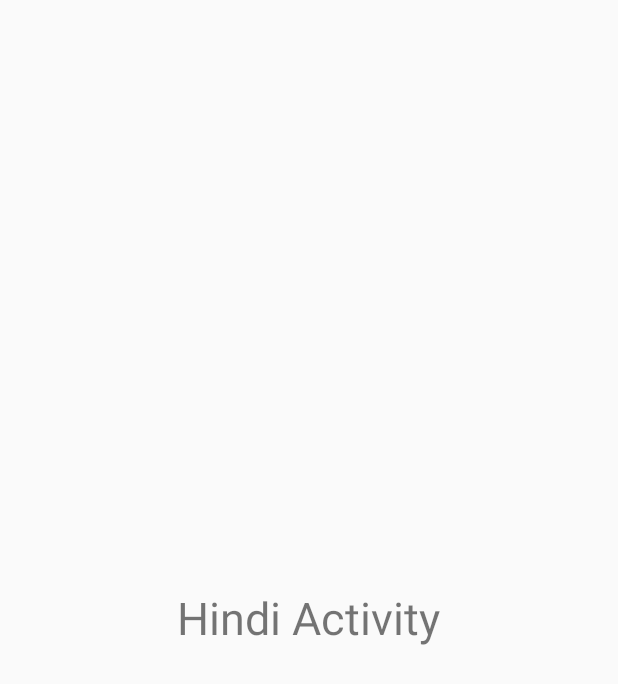
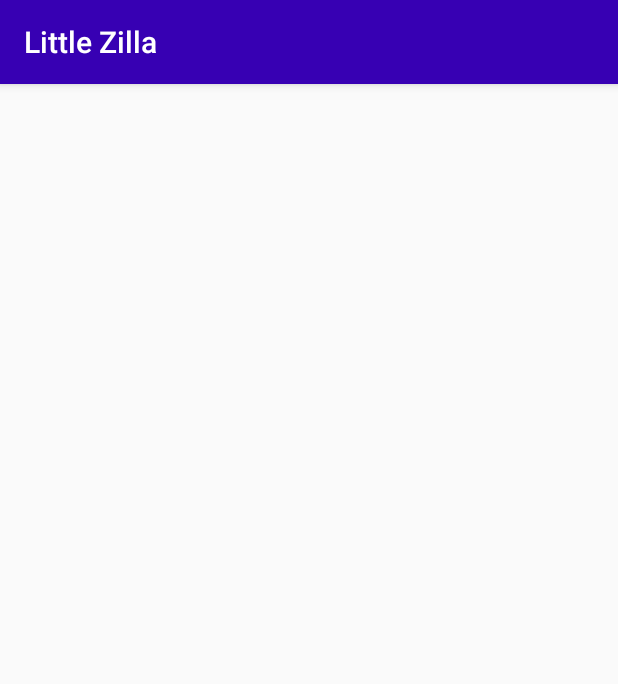
Before and after one commit to Aplut0006/LittleZilla, an Android app: the HindiActivity screen opened directly, with no data from a screen before it, on a phone screen of 412 x 824 dp. Shown: the top 684 px of the screen. Run offline under Robolectric (Android 15) with nearby library versions, the phone set to English and light mode, and no system bars; our stand-ins replace Firebase (no records; nobody signed in at launch, a user with empty details on screens opened directly), Picasso; Roboto replaces fonts that are not available here.

Commit message:
Hindi Text Completed.

```diff
--- a/app/src/main/java/app/littlezilla/littlezilla/Activities/HindiActivity.java
+++ b/app/src/main/java/app/littlezilla/littlezilla/Activities/HindiActivity.java
@@ -1,16 +1,88 @@
 package app.littlezilla.littlezilla.Activities;
 
+import androidx.annotation.NonNull;
 import androidx.appcompat.app.AppCompatActivity;
+import androidx.appcompat.widget.Toolbar;
+import androidx.viewpager.widget.ViewPager;
 
 import android.os.Bundle;
+import android.widget.Toast;
 
+import com.google.firebase.database.DataSnapshot;
+import com.google.firebase.database.DatabaseError;
+import com.google.firebase.database.DatabaseReference;
+import com.google.firebase.database.FirebaseDatabase;
+import com.google.firebase.database.ValueEventListener;
+
+import java.util.ArrayList;
+import java.util.List;
+
+import app.littlezilla.littlezilla.Adapters.EnglishAdapter;
+import app.littlezilla.littlezilla.Adapters.HindiAdapter;
+import app.littlezilla.littlezilla.Listener.FirebaseLoadDone;
+import app.littlezilla.littlezilla.Listener.HindiFirebaseLoadDone;
+import app.littlezilla.littlezilla.Models.EnglishModel;
+import app.littlezilla.littlezilla.Models.HindiModel;
 import app.littlezilla.littlezilla.R;
+import app.littlezilla.littlezilla.Transformer.DepthPageTransformer;
 
-public class HindiActivity extends AppCompatActivity {
+public class HindiActivity extends AppCompatActivity implements HindiFirebaseLoadDone {
+
+    private ViewPager viewPager;
+    private HindiAdapter adapter;
+    private DatabaseReference databaseReference;
+    private HindiFirebaseLoadDone firebaseLoadDone;
+    private Toolbar toolbar;
 
     @Override
     protected void onCreate(Bundle savedInstanceState) {
         super.onCreate(savedInstanceState);
         setContentView(R.layout.activity_hindi);
+
+        viewPager = findViewById(R.id.viewPagerHindi);
+        toolbar = findViewById(R.id.toolbar);
+        setSupportActionBar(toolbar);
+        toolbar.setTitle("Hindi Alphabets");
+        viewPager.setPageTransformer(true,new DepthPageTransformer());
+
+
+        databaseReference = FirebaseDatabase.getInstance().getReference().child("hindi");
+
+        firebaseLoadDone = this;
+
+
+        getData();
+    }
+
+    private void getData() {
+
+        databaseReference.addListenerForSingleValueEvent(new ValueEventListener() {
+            List<HindiModel> hindiModelList = new ArrayList<>();
+            @Override
+            public void onDataChange(@NonNull DataSnapshot snapshot) {
+                for(DataSnapshot myDataSnapshot : snapshot.getChildren()) {
+                    hindiModelList.add(myDataSnapshot.getValue(HindiModel.class));
+                }
+                firebaseLoadDone.onFirebaseLoadSuccess(hindiModelList);
+
+
+            }
+
+            @Override
+            public void onCancelled(@NonNull DatabaseError error) {
+                firebaseLoadDone.onFirebaseLoadFailed(error.getMessage());
+            }
+        });
+    }
+
+    @Override
+    public void onFirebaseLoadSuccess(List<HindiModel> modelList) {
+        adapter = new HindiAdapter(this,modelList);
+        viewPager.setAdapter(adapter);
+    }
+
+    @Override
+    public void onFirebaseLoadFailed(String message) {
+        Toast.makeText(this, "error", Toast.LENGTH_SHORT).show();
     }
 }
--- /dev/null
+++ b/app/src/main/java/app/littlezilla/littlezilla/Adapters/HindiAdapter.java
@@ -0,0 +1,93 @@
+package app.littlezilla.littlezilla.Adapters;
+
+import android.content.Context;
+import android.view.LayoutInflater;
+import android.view.View;
+import android.view.ViewGroup;
+import android.widget.Button;
+import android.widget.ImageView;
+import android.widget.TextView;
+import android.widget.Toast;
+
+import androidx.annotation.NonNull;
+import androidx.viewpager.widget.PagerAdapter;
+
+import com.squareup.picasso.Picasso;
+
+import java.util.List;
+
+import app.littlezilla.littlezilla.Models.EnglishModel;
+import app.littlezilla.littlezilla.Models.HindiModel;
+import app.littlezilla.littlezilla.R;
+
+public class HindiAdapter extends PagerAdapter {
+
+    private Context context;
+    private List<HindiModel> modelList;
+    private LayoutInflater inflater;
+
+    public HindiAdapter(Context context, List<HindiModel> modelList) {
+        this.context = context;
+        this.modelList = modelList;
+        this.inflater = LayoutInflater.from(context);
+    }
+
+    @Override
+    public int getCount() {
+        return modelList.size();
+    }
+
+    @Override
+    public boolean isViewFromObject(@NonNull View view, @NonNull Object object) {
+        return view == object;
+    }
+
+    @Override
+    public void destroyItem(@NonNull ViewGroup container, int position, @NonNull Object object) {
+        container.removeView((View) object);
+    }
+
+    @NonNull
+    @Override
+    public Object instantiateItem(@NonNull ViewGroup container, int position) {
+        View view = inflater.inflate(R.layout.item_hiindi,container,false);
+        TextView textViewCapitalLetter = view.findViewById(R.id.textKa);
+        final TextView textViewDescription = view.findViewById(R.id.textDescription);
+        ImageView imageViewEnglish = view.findViewById(R.id.imageHindi);
+        Button buttonPlayLetter = view.findViewById(R.id.buttonPlay);
+        final Button buttonPlayDescription = view.findViewById(R.id.buttonPlayDescription);
+        textViewCapitalLetter.setText(modelList.get(position).getCapitalLetter());
+        textViewDescription.setText(modelList.get(position).getTextDescription());
+
+        Picasso.get().load(modelList.get(position).getImage())
+                .fit()
+                .centerInside()
+                .into(imageViewEnglish);
+
+        buttonPlayLetter.setOnClickListener(new View.OnClickListener() {
+            @Override
+            public void onClick(View v) {
+                Toast.makeText(context, "Playing", Toast.LENGTH_SHORT).show();
+            }
+        });
+
+        buttonPlayDescription.setOnClickListener(new View.OnClickListener() {
+            @Override
+            public void onClick(View v) {
+                Toast.makeText(context, "Playing", Toast.LENGTH_SHORT).show();
+            }
+        });
+
+        view.setOnClickListener(new View.OnClickListener() {
+            @Override
+            public void onClick(View v) {
+                textViewDescription.setVisibility(View.VISIBLE);
+                buttonPlayDescription.setVisibility(View.VISIBLE);
+            }
+        });
+
+        container.addView(view);
+        return view;
+    }
+
+}
--- /dev/null
+++ b/app/src/main/java/app/littlezilla/littlezilla/Listener/HindiFirebaseLoadDone.java
@@ -0,0 +1,12 @@
+package app.littlezilla.littlezilla.Listener;
+
+import java.util.List;
+
+import app.littlezilla.littlezilla.Models.EnglishModel;
+import app.littlezilla.littlezilla.Models.HindiModel;
+
+public interface HindiFirebaseLoadDone {
+
+    void onFirebaseLoadSuccess(List<HindiModel> modelList);
+    void onFirebaseLoadFailed(String message);
+}
--- a/app/src/main/res/layout/activity_hindi.xml
+++ b/app/src/main/res/layout/activity_hindi.xml
@@ -5,12 +5,28 @@
     android:layout_width="match_parent"
     android:layout_height="match_parent"
     tools:context=".Activities.HindiActivity">
+    <com.google.android.material.appbar.AppBarLayout
+        android:layout_width="match_parent"
+        android:layout_height="wrap_content"
+        android:id="@+id/appBar"
+        android:theme="@style/AppTheme.AppBarOverlay">
 
-    <TextView
-        android:layout_width="wrap_content"
-        android:layout_height="wrap_content"
-        android:layout_centerInParent="true"
-        android:text="Hindi Activity"
-        android:textSize="30sp"/>
+        <androidx.appcompat.widget.Toolbar
+            android:id="@+id/toolbar"
+            android:layout_width="match_parent"
+            android:layout_height="?attr/actionBarSize"
+            android:background="@color/colorPrimaryDark"
+            app:popupTheme="@style/AppTheme.PopupOverlay">
+
+        </androidx.appcompat.widget.Toolbar>
+    </com.google.android.material.appbar.AppBarLayout>
+
+    <androidx.viewpager.widget.ViewPager
+        android:layout_width="match_parent"
+        android:layout_below="@id/appBar"
+        android:layout_height="match_parent"
+        android:id="@+id/viewPagerHindi"/>
+
+
 
 </RelativeLayout>
```
Also changed, not shown: app/src/main/java/app/littlezilla/littlezilla/Models/HindiModel.java (added, +26 -0 lines), app/src/main/res/layout/item_hiindi.xml (added, +68 -0 lines).
